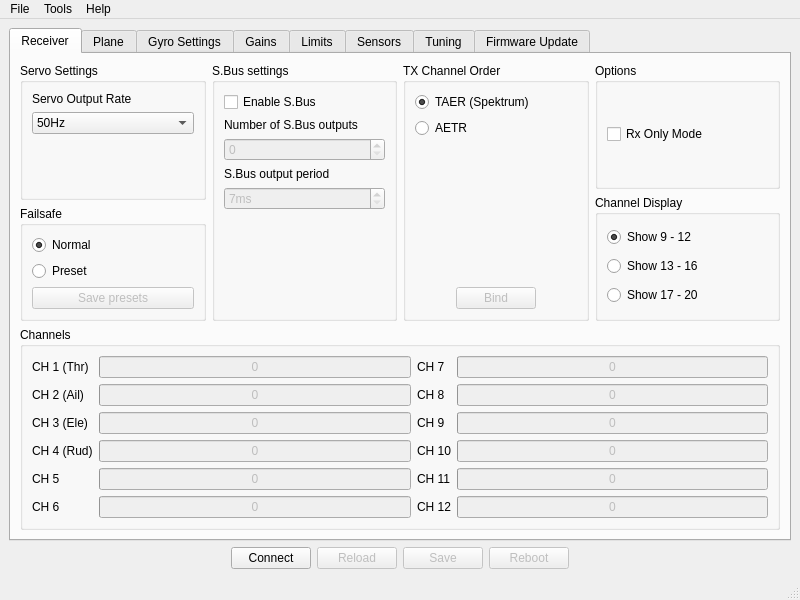
Before: the Qt Designer form software/RX12GConfig/mainwindow.ui in bemcgarvey/RX12G, drawn with Qt 5.
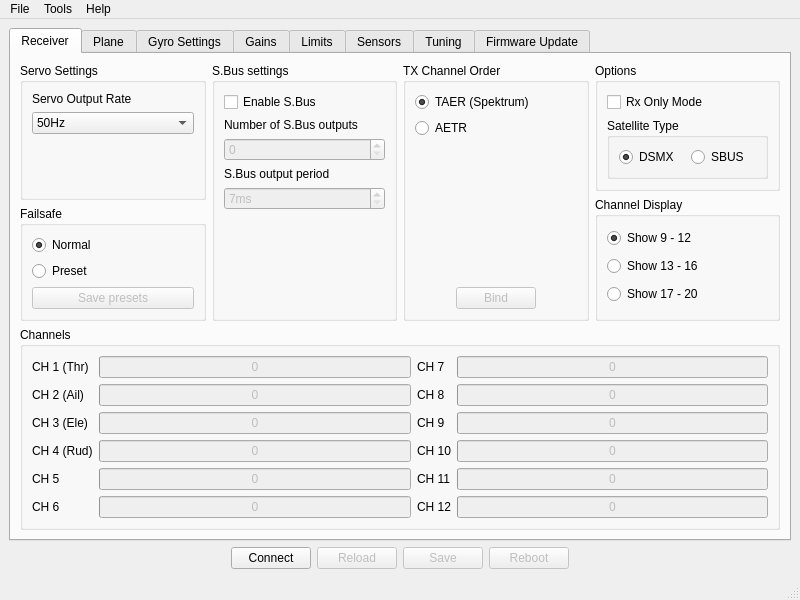
After: the same form once the commit is applied. Icons and pictures are not drawn. Custom widgets are drawn as their Qt base class.

Commit message: Added S.Bus satellite option

Diff of the .ui file:
```diff
--- a/software/RX12GConfig/mainwindow.ui
+++ b/software/RX12GConfig/mainwindow.ui
@@ -270,6 +270,32 @@
                  </property>
                 </widget>
                </item>
+               <item>
+                <widget class="QGroupBox" name="satTypeGroupBox">
+                 <property name="title">
+                  <string>Satellite Type</string>
+                 </property>
+                 <layout class="QHBoxLayout" name="horizontalLayout_24">
+                  <item>
+                   <widget class="QRadioButton" name="satDSMXRadioButton">
+                    <property name="text">
+                     <string>DSMX</string>
+                    </property>
+                    <property name="checked">
+                     <bool>true</bool>
+                    </property>
+                   </widget>
+                  </item>
+                  <item>
+                   <widget class="QRadioButton" name="satSBUSRadioButton">
+                    <property name="text">
+                     <string>SBUS</string>
+                    </property>
+                   </widget>
+                  </item>
+                 </layout>
+                </widget>
+               </item>
               </layout>
              </widget>
             </item>
```
The commit also changes 12 other files.
